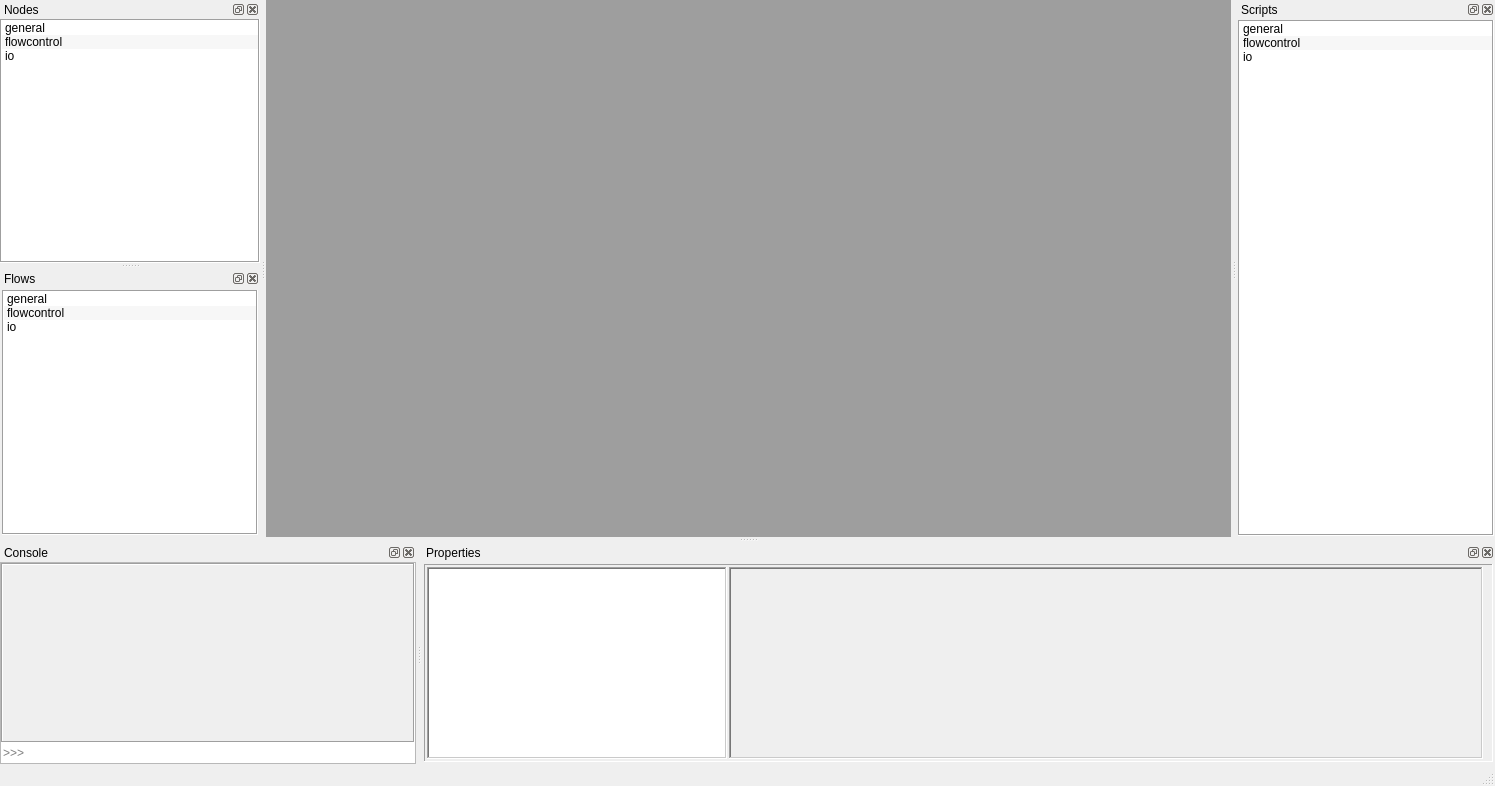
The window that ptsLib/ptsUi/ptsMainWindow.ui (kumar-lakshmanan/PyTasky) describes before a commit, drawn with Qt 5.
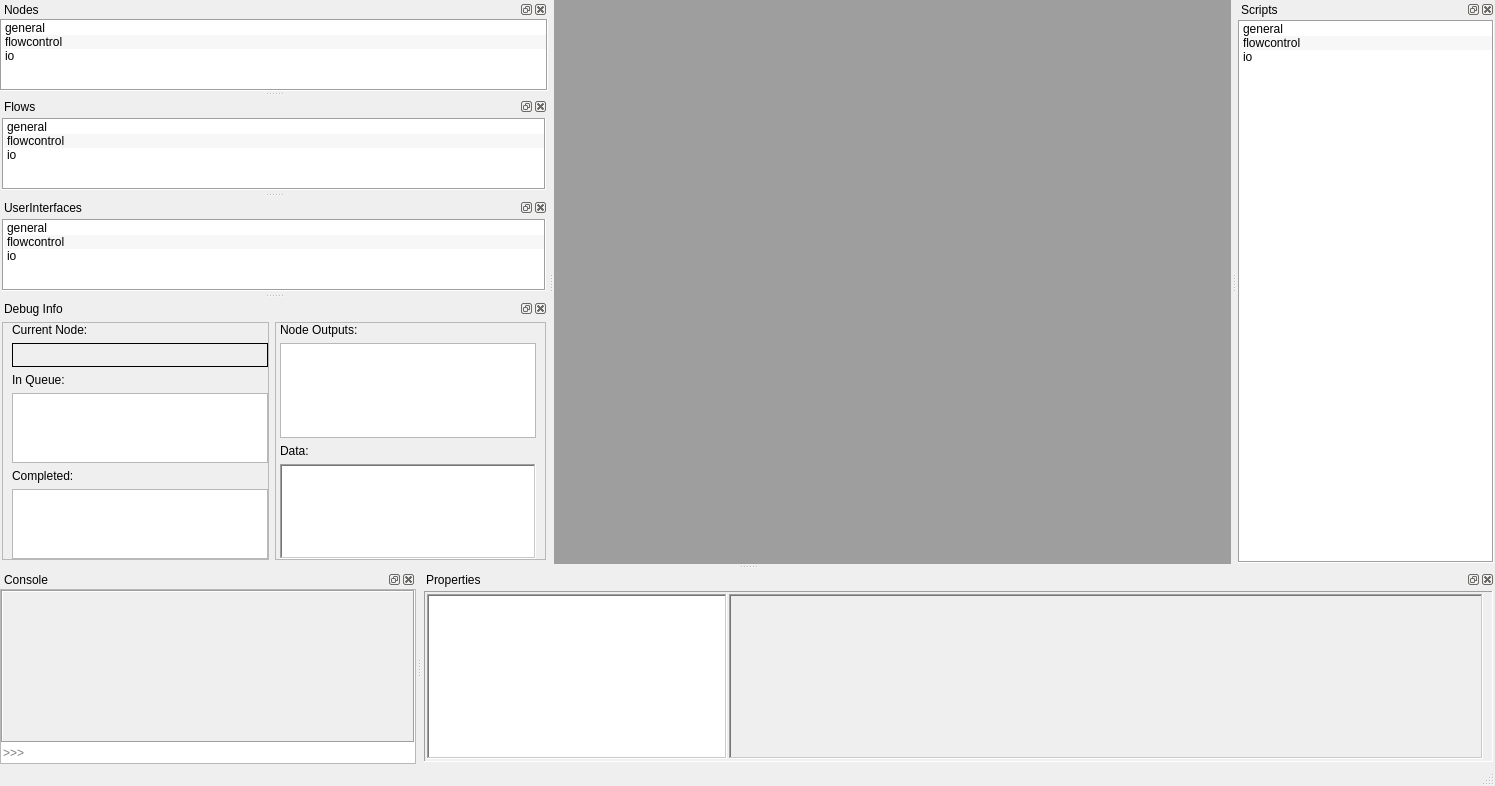
The same window after the commit. Custom widgets are drawn as their Qt base class.

Commit message: Working copy Known major issue: Memory stuck after loading 14 or 15 nodes.

Diff of the .ui file:
```diff
--- a/ptsLib/ptsUi/ptsMainWindow.ui
+++ b/ptsLib/ptsUi/ptsMainWindow.ui
@@ -527,6 +527,250 @@
     </layout>
    </widget>
   </widget>
+  <widget class="QDockWidget" name="dckPtsUis">
+   <property name="windowTitle">
+    <string>UserInterfaces</string>
+   </property>
+   <attribute name="dockWidgetArea">
+    <number>1</number>
+   </attribute>
+   <widget class="QWidget" name="dockWidgetContents_6">
+    <layout class="QGridLayout" name="gridLayout_7">
+     <property name="leftMargin">
+      <number>2</number>
+     </property>
+     <property name="topMargin">
+      <number>2</number>
+     </property>
+     <property name="rightMargin">
+      <number>2</number>
+     </property>
+     <property name="bottomMargin">
+      <number>2</number>
+     </property>
+     <property name="spacing">
+      <number>2</number>
+     </property>
+     <item row="0" column="0">
+      <widget class="QTreeWidget" name="treePtsUIs">
+       <property name="font">
+        <font>
+         <pointsize>9</pointsize>
+        </font>
+       </property>
+       <property name="frameShape">
+        <enum>QFrame::Box</enum>
+       </property>
+       <property name="editTriggers">
+        <set>QAbstractItemView::NoEditTriggers</set>
+       </property>
+       <property name="tabKeyNavigation">
+        <bool>true</bool>
+       </property>
+       <property name="showDropIndicator" stdset="0">
+        <bool>false</bool>
+       </property>
+       <property name="alternatingRowColors">
+        <bool>true</bool>
+       </property>
+       <property name="iconSize">
+        <size>
+         <width>16</width>
+         <height>16</height>
+        </size>
+       </property>
+       <property name="indentation">
+        <number>15</number>
+       </property>
+       <property name="rootIsDecorated">
+        <bool>false</bool>
+       </property>
+       <property name="uniformRowHeights">
+        <bool>true</bool>
+       </property>
+       <property name="headerHidden">
+        <bool>true</bool>
+       </property>
+       <column>
+        <property name="text">
+         <string>Nodes</string>
+        </property>
+       </column>
+       <item>
+        <property name="text">
+         <string>general</string>
+        </property>
+       </item>
+       <item>
+        <property name="text">
+         <string>flowcontrol</string>
+        </property>
+       </item>
+       <item>
+        <property name="text">
+         <string>io</string>
+        </property>
+       </item>
+      </widget>
+     </item>
+    </layout>
+   </widget>
+  </widget>
+  <widget class="QDockWidget" name="dckDebug">
+   <property name="windowTitle">
+    <string>Debug Info</string>
+   </property>
+   <attribute name="dockWidgetArea">
+    <number>1</number>
+   </attribute>
+   <widget class="QWidget" name="debugTreeHolder">
+    <layout class="QGridLayout" name="gridLayout_9">
+     <property name="leftMargin">
+      <number>2</number>
+     </property>
+     <property name="topMargin">
+      <number>4</number>
+     </property>
+     <property name="rightMargin">
+      <number>2</number>
+     </property>
+     <property name="bottomMargin">
+      <number>4</number>
+     </property>
+     <property name="horizontalSpacing">
+      <number>6</number>
+     </property>
+     <item row="0" column="0">
+      <widget class="QFrame" name="frame_2">
+       <property name="frameShape">
+        <enum>QFrame::StyledPanel</enum>
+       </property>
+       <property name="frameShadow">
+        <enum>QFrame::Raised</enum>
+       </property>
+       <layout class="QGridLayout" name="gridLayout_10">
+        <property name="topMargin">
+         <number>0</number>
+        </property>
+        <property name="rightMargin">
+         <number>0</number>
+        </property>
+        <property name="bottomMargin">
+         <number>0</number>
+        </property>
+        <property name="horizontalSpacing">
+         <number>0</number>
+        </property>
+        <property name="verticalSpacing">
+         <number>6</number>
+        </property>
+        <item row="0" column="0">
+         <widget class="QLabel" name="label">
+          <property name="text">
+           <string>Current Node:</string>
+          </property>
+         </widget>
+        </item>
+        <item row="1" column="0">
+         <widget class="QLabel" name="lblCurrentNode">
+          <property name="minimumSize">
+           <size>
+            <width>0</width>
+            <height>24</height>
+           </size>
+          </property>
+          <property name="frameShape">
+           <enum>QFrame::Box</enum>
+          </property>
+          <property name="text">
+           <string/>
+          </property>
+         </widget>
+        </item>
+        <item row="2" column="0">
+         <widget class="QLabel" name="label_3">
+          <property name="text">
+           <string>In Queue:</string>
+          </property>
+         </widget>
+        </item>
+        <item row="3" column="0">
+         <widget class="QListWidget" name="lstQueue"/>
+        </item>
+        <item row="4" column="0">
+         <widget class="QLabel" name="label_6">
+          <property name="text">
+           <string>Completed:</string>
+          </property>
+         </widget>
+        </item>
+        <item row="5" column="0">
+         <widget class="QListWidget" name="lstCompleted"/>
+        </item>
+       </layout>
+      </widget>
+     </item>
+     <item row="0" column="1">
+      <widget class="QFrame" name="frame_3">
+       <property name="frameShape">
+        <enum>QFrame::StyledPanel</enum>
+       </property>
+       <property name="frameShadow">
+        <enum>QFrame::Raised</enum>
+       </property>
+       <layout class="QGridLayout" name="gridLayout_11">
+        <property name="leftMargin">
+         <number>4</number>
+        </property>
+        <property name="topMargin">
+         <number>0</number>
+        </property>
+        <property name="bottomMargin">
+         <number>0</number>
+        </property>
+        <item row="0" column="0">
+         <widget class="QLabel" name="label_4">
+          <property name="text">
+           <string>Node Outputs:</string>
+          </property>
+         </widget>
+        </item>
+        <item row="1" column="0">
+         <widget class="QListWidget" name="lstOutputs"/>
+        </item>
+        <item row="3" column="0">
+         <widget class="QTextEdit" name="txtData">
+          <property name="frameShape">
+           <enum>QFrame::WinPanel</enum>
+          </property>
+          <property name="undoRedoEnabled">
+           <bool>false</bool>
+          </property>
+          <property name="readOnly">
+           <bool>true</bool>
+          </property>
+          <property name="html">
+           <string>&lt;!DOCTYPE HTML PUBLIC &quot;-//W3C//DTD HTML 4.0//EN&quot; &quot;http://www.w3.org/TR/REC-html40/strict.dtd&quot;&gt;
+&lt;html&gt;&lt;head&gt;&lt;meta name=&quot;qrichtext&quot; content=&quot;1&quot; /&gt;&lt;style type=&quot;text/css&quot;&gt;
+p, li { white-space: pre-wrap; }
+&lt;/style&gt;&lt;/head&gt;&lt;body style=&quot; font-family:'MS Shell Dlg 2'; font-size:8.25pt; font-weight:400; font-style:normal;&quot;&gt;
+&lt;p style=&quot;-qt-paragraph-type:empty; margin-top:0px; margin-bottom:0px; margin-left:0px; margin-right:0px; -qt-block-indent:0; text-indent:0px;&quot;&gt;&lt;br /&gt;&lt;/p&gt;&lt;/body&gt;&lt;/html&gt;</string>
+          </property>
+         </widget>
+        </item>
+        <item row="2" column="0">
+         <widget class="QLabel" name="label_5">
+          <property name="text">
+           <string>Data:</string>
+          </property>
+         </widget>
+        </item>
+       </layout>
+      </widget>
+     </item>
+    </layout>
+   </widget>
+  </widget>
  </widget>
  <customwidgets>
   <customwidget>
```
The commit also changes 119 other files.
